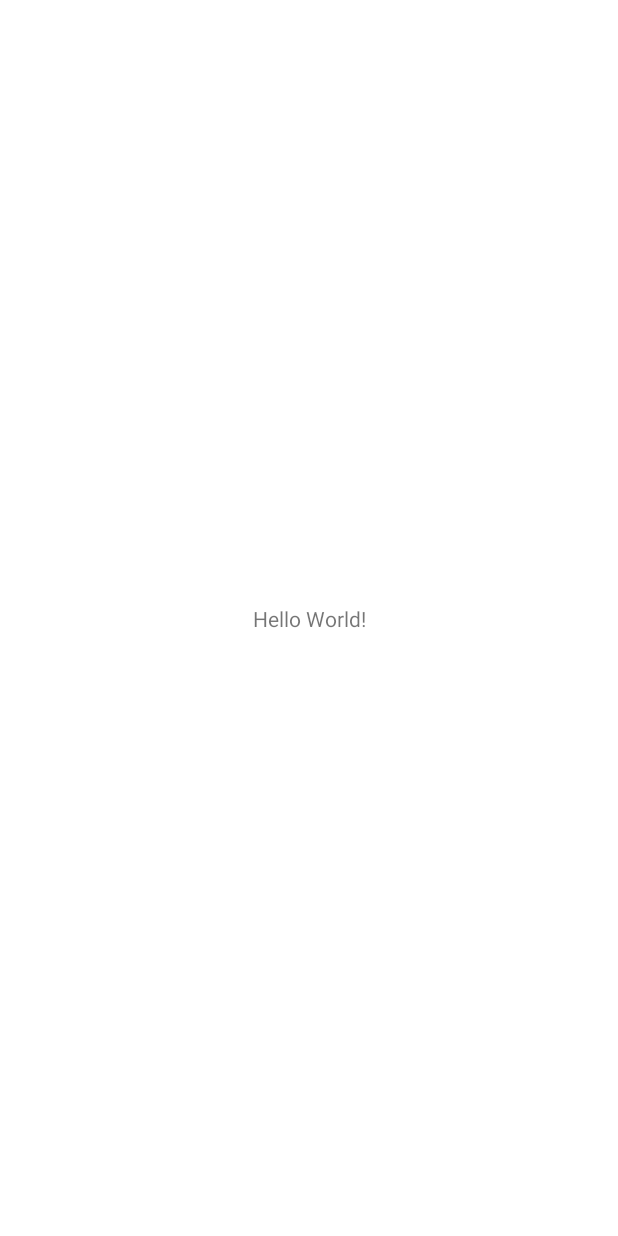
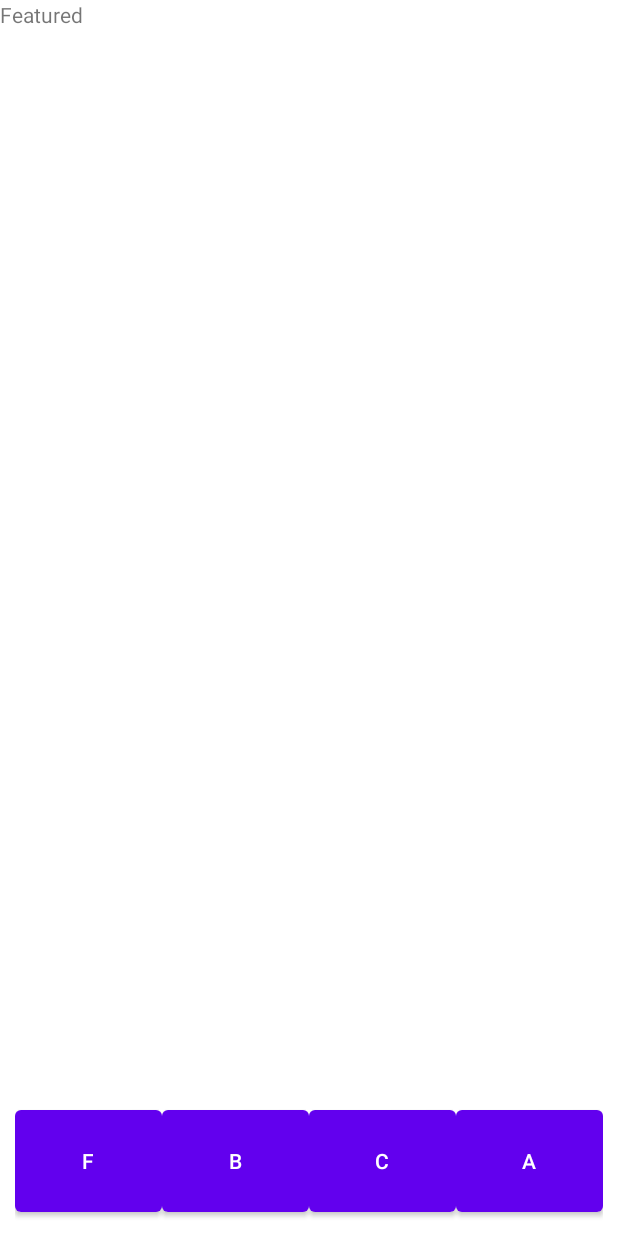
Before and after one commit to cyra/FoodOrderingApp, an Android app: the screen it shows after launch (MainActivity), on a phone screen of 412 x 824 dp. Before the commit the screen is almost empty. Run offline under Robolectric (Android 15) with nearby library versions, the phone set to English and light mode, and no system bars.

Commit message:
Add basic header footer fragments w/ communication

```diff
--- a/app/build.gradle
+++ b/app/build.gradle
@@ -32,6 +32,9 @@ dependencies {
     implementation 'androidx.appcompat:appcompat:1.5.1'
     implementation 'com.google.android.material:material:1.6.1'
     implementation 'androidx.constraintlayout:constraintlayout:2.1.4'
+    implementation 'androidx.legacy:legacy-support-v4:1.0.0'
+    implementation 'androidx.lifecycle:lifecycle-livedata-ktx:2.5.1'
+    implementation 'androidx.lifecycle:lifecycle-viewmodel-ktx:2.5.1'
     testImplementation 'junit:junit:4.13.2'
     androidTestImplementation 'androidx.test.ext:junit:1.1.3'
     androidTestImplementation 'androidx.test.espresso:espresso-core:3.4.0'
--- /dev/null
+++ b/app/src/main/java/edu/curtin/foodapp/FooterFragment.java
@@ -0,0 +1,74 @@
+package edu.curtin.foodapp;
+
+import androidx.lifecycle.ViewModelProvider;
+
+import android.os.Bundle;
+
+import androidx.annotation.NonNull;
+import androidx.annotation.Nullable;
+import androidx.fragment.app.Fragment;
+
+import android.view.LayoutInflater;
+import android.view.View;
+import android.view.ViewGroup;
+import android.widget.Button;
+
+public class FooterFragment extends Fragment {
+
+    private FooterViewModel mViewModel;
+
+    public static FooterFragment newInstance() {
+        return new FooterFragment();
+    }
+
+    @Override
+    public View onCreateView(@NonNull LayoutInflater inflater, @Nullable ViewGroup container,
+                             @Nullable Bundle savedInstanceState) {
+        return inflater.inflate(R.layout.fragment_footer, container, false);
+    }
+
+    @Override
+    public void onActivityCreated(@Nullable Bundle savedInstanceState) {
+        super.onActivityCreated(savedInstanceState);
+        mViewModel = new ViewModelProvider(getActivity(), (ViewModelProvider.Factory) new ViewModelProvider.NewInstanceFactory()).get(FooterViewModel.class);
+        // Use the ViewModel
+        View v = getView();
+        Button featured = v.findViewById(R.id.featuredButton);
+        Button browse = v.findViewById(R.id.browseButton);
+        Button cart = v.findViewById(R.id.cartButton);
+        Button account = v.findViewById(R.id.accountButton);
+
+        // Click Featured
+        featured.setOnClickListener(new View.OnClickListener() {
+            @Override
+            public void onClick(View view) {
+                mViewModel.setTitle("Featured");
+            }
+        });
+
+        // Click Browse
+        browse.setOnClickListener(new View.OnClickListener() {
+            @Override
+            public void onClick(View view) {
+                mViewModel.setTitle("Browse");
+            }
+        });
+
+        // Click Cart
+        cart.setOnClickListener(new View.OnClickListener() {
+            @Override
+            public void onClick(View view) {
+                mViewModel.setTitle("Cart");
+            }
+        });
+
+        // Click Account
+        account.setOnClickListener(new View.OnClickListener() {
+            @Override
+            public void onClick(View view) {
+                mViewModel.setTitle("Account");
+            }
+        });
+    }
+
+}
--- /dev/null
+++ b/app/src/main/java/edu/curtin/foodapp/FooterViewModel.java
@@ -0,0 +1,17 @@
+package edu.curtin.foodapp;
+
+import androidx.lifecycle.MutableLiveData;
+import androidx.lifecycle.ViewModel;
+
+public class FooterViewModel extends ViewModel {
+    public MutableLiveData<String> title;
+
+    public FooterViewModel() {
+        title = new MutableLiveData<String>();
+        title.setValue("Featured");
+    }
+
+    public String getTitle() { return title.getValue(); }
+
+    public void setTitle(String title) { this.title.setValue(title); }
+}
--- /dev/null
+++ b/app/src/main/java/edu/curtin/foodapp/HeaderFragment.java
@@ -0,0 +1,46 @@
+package edu.curtin.foodapp;
+
+import android.os.Bundle;
+
+import androidx.annotation.Nullable;
+import androidx.fragment.app.Fragment;
+import androidx.lifecycle.Observer;
+import androidx.lifecycle.ViewModelProvider;
+
+import android.view.LayoutInflater;
+import android.view.View;
+import android.view.ViewGroup;
+import android.widget.TextView;
+
+/**
+ * A simple {@link Fragment} subclass.
+ * Use the {@link HeaderFragment#newInstance} factory method to
+ * create an instance of this fragment.
+ */
+public class HeaderFragment extends Fragment {
+
+    private FooterViewModel mViewModel;
+
+    public static HeaderFragment newInstance() { return new HeaderFragment(); }
+
+    @Override
+    public View onCreateView(LayoutInflater inflater, ViewGroup container,
+                             Bundle savedInstanceState) {
+        // Inflate the layout for this fragment
+        return inflater.inflate(R.layout.fragment_header, container, false);
+    }
+
+    @Override
+    public void onActivityCreated(@Nullable Bundle savedInstanceState) {
+        super.onActivityCreated(savedInstanceState);
+        mViewModel = new ViewModelProvider(getActivity(), (ViewModelProvider.Factory) new ViewModelProvider.NewInstanceFactory()).get(FooterViewModel.class);
+        // Use the ViewModel
+        TextView title = getView().findViewById(R.id.titleTextView);
+        mViewModel.title.observe(getViewLifecycleOwner(), new Observer<String>() {
+            @Override
+            public void onChanged(String s) {
+                title.setText(mViewModel.getTitle());
+            }
+        });
+    }
+}
--- a/app/src/main/java/edu/curtin/foodapp/MainActivity.java
+++ b/app/src/main/java/edu/curtin/foodapp/MainActivity.java
@@ -1,8 +1,10 @@
 package edu.curtin.foodapp;
 
 import androidx.appcompat.app.AppCompatActivity;
+import androidx.fragment.app.FragmentManager;
 
 import android.os.Bundle;
+import android.preference.PreferenceActivity;
 
 public class MainActivity extends AppCompatActivity {
 
@@ -10,5 +12,20 @@ public class MainActivity extends AppCompatActivity {
     protected void onCreate(Bundle savedInstanceState) {
         super.onCreate(savedInstanceState);
         setContentView(R.layout.activity_main);
+
+        FragmentManager fm = getSupportFragmentManager();
+        // Create FooterFragment
+        FooterFragment footer = (FooterFragment) fm.findFragmentById(R.id.footerFragment);
+        if (footer == null) {
+            footer = FooterFragment.newInstance();
+            fm.beginTransaction().add(R.id.footerFragment, footer).commit();
+        }
+
+        // Create HeaderFragment
+        HeaderFragment header = (HeaderFragment) fm.findFragmentById(R.id.headerFragment);
+        if (header == null) {
+            header = HeaderFragment.newInstance();
+            fm.beginTransaction().add(R.id.headerFragment, header).commit();
+        }
     }
 }
--- a/app/src/main/res/layout/activity_main.xml
+++ b/app/src/main/res/layout/activity_main.xml
@@ -6,13 +6,19 @@
     android:layout_height="match_parent"
     tools:context=".MainActivity">
 
-    <TextView
-        android:layout_width="wrap_content"
-        android:layout_height="wrap_content"
-        android:text="Hello World!"
-        app:layout_constraintBottom_toBottomOf="parent"
+    <FrameLayout
+        android:id="@+id/headerFragment"
+        android:layout_width="match_parent"
+        android:layout_height="80dp"
+        app:layout_constraintStart_toStartOf="parent"
         app:layout_constraintEnd_toEndOf="parent"
-        app:layout_constraintStart_toStartOf="parent"
         app:layout_constraintTop_toTopOf="parent" />
 
+    <FrameLayout
+        android:id="@+id/footerFragment"
+        android:layout_width="match_parent"
+        android:layout_height="100dp"
+        app:layout_constraintStart_toStartOf="parent"
+        app:layout_constraintEnd_toEndOf="parent"
+        app:layout_constraintBottom_toBottomOf="parent" />
 </androidx.constraintlayout.widget.ConstraintLayout>
--- /dev/null
+++ b/app/src/main/res/layout/fragment_footer.xml
@@ -0,0 +1,44 @@
+<?xml version="1.0" encoding="utf-8"?>
+<FrameLayout xmlns:android="http://schemas.android.com/apk/res/android"
+    xmlns:tools="http://schemas.android.com/tools"
+    android:layout_width="match_parent"
+    android:layout_height="match_parent"
+    tools:context=".FooterFragment">
+
+
+    <LinearLayout
+        android:layout_width="match_parent"
+        android:layout_height="match_parent"
+        android:padding="10dp"
+        android:orientation="horizontal">
+
+        <Button
+            android:id="@+id/featuredButton"
+            android:layout_width="0dp"
+            android:layout_height="match_parent"
+            android:layout_weight="1"
+            android:text="F" />
+
+        <Button
+            android:id="@+id/browseButton"
+            android:layout_width="0dp"
+            android:layout_height="match_parent"
+            android:layout_weight="1"
+            android:text="B" />
+
+        <Button
+            android:id="@+id/cartButton"
+            android:layout_width="0dp"
+            android:layout_height="match_parent"
+            android:layout_weight="1"
+            android:text="C" />
+
+        <Button
+            android:id="@+id/accountButton"
+            android:layout_width="0dp"
+            android:layout_height="match_parent"
+            android:layout_weight="1"
+            android:text="A" />
+    </LinearLayout>
+
+</FrameLayout>
--- /dev/null
+++ b/app/src/main/res/layout/fragment_header.xml
@@ -0,0 +1,14 @@
+<?xml version="1.0" encoding="utf-8"?>
+<FrameLayout xmlns:android="http://schemas.android.com/apk/res/android"
+    xmlns:tools="http://schemas.android.com/tools"
+    android:layout_width="match_parent"
+    android:layout_height="match_parent"
+    tools:context=".HeaderFragment">
+
+    <TextView
+        android:id="@+id/titleTextView"
+        android:layout_width="match_parent"
+        android:layout_height="match_parent"
+        android:text="Featured"/>
+
+</FrameLayout>
--- a/app/src/main/res/values/strings.xml
+++ b/app/src/main/res/values/strings.xml
@@ -1,3 +1,5 @@
 <resources>
     <string name="app_name">FoodApp</string>
+    <!-- TODO: Remove or change this placeholder text -->
+    <string name="hello_blank_fragment">Hello blank fragment</string>
 </resources>
```
